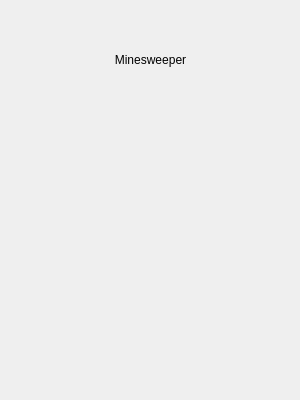
Before: the Qt Designer form gamewindow.ui in jimmmmothy/Minesweeper, drawn with Qt 5.
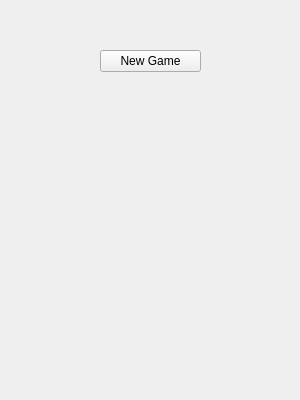
After: the same form once the commit is applied.

What changed in the file:
```diff
--- a/gamewindow.ui
+++ b/gamewindow.ui
@@ -35,20 +35,17 @@
      </property>
     </layout>
    </widget>
-   <widget class="QLabel" name="label">
+   <widget class="QPushButton" name="btnNewGame">
     <property name="geometry">
      <rect>
-      <x>20</x>
+      <x>100</x>
       <y>50</y>
-      <width>261</width>
-      <height>20</height>
+      <width>101</width>
+      <height>22</height>
      </rect>
     </property>
     <property name="text">
-     <string>Minesweeper</string>
-    </property>
-    <property name="alignment">
-     <set>Qt::AlignmentFlag::AlignCenter</set>
+     <string>New Game</string>
     </property>
    </widget>
   </widget>
```
